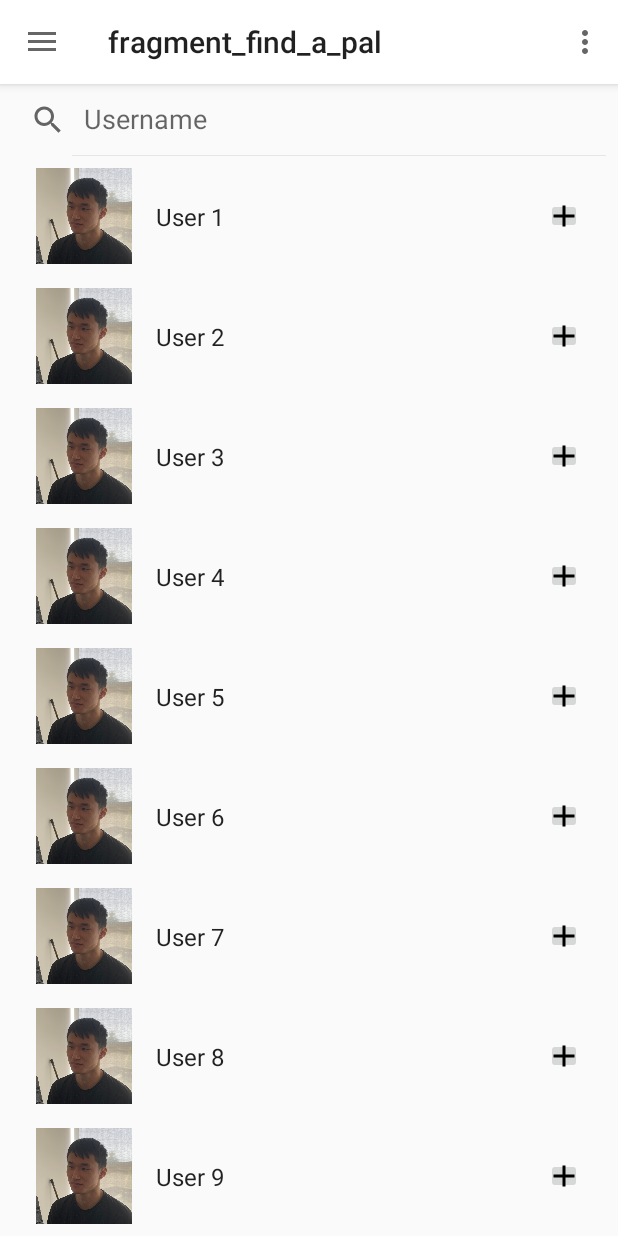
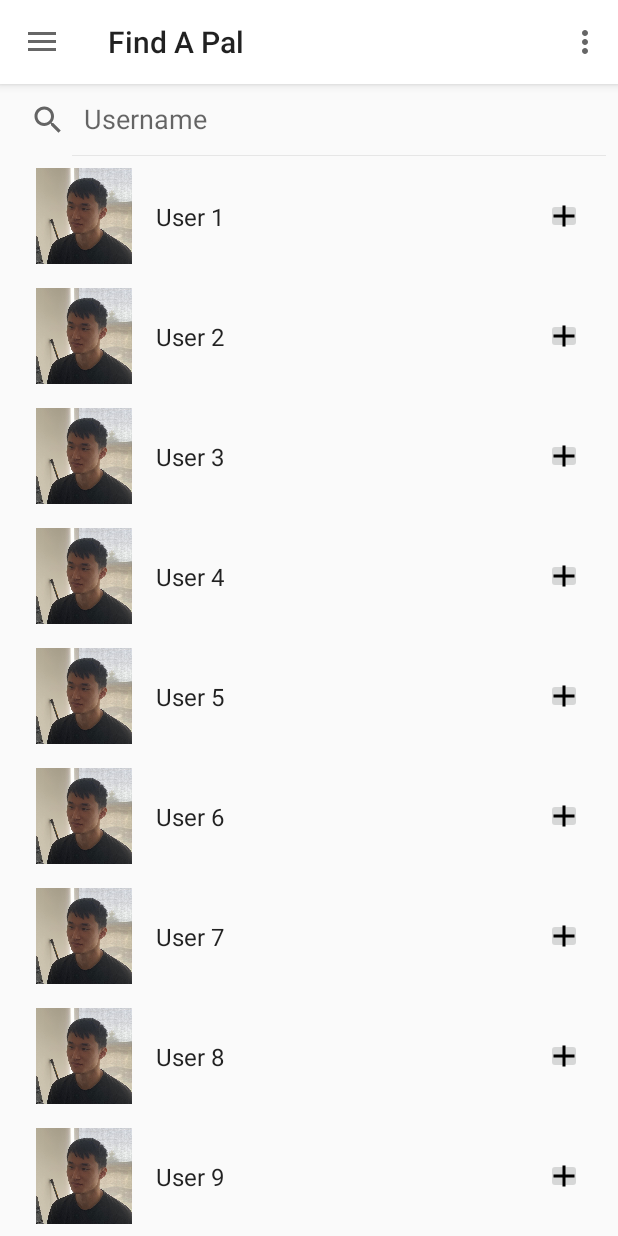
Before and after one commit to stephchi0/pack-pals, an Android app: the NavigationDrawerViewActivity screen opened directly, with no data from a screen before it, in the side drawer, after a tap on "Find A Pal", on a phone screen of 412 x 824 dp. Run offline under Robolectric (Android 15) with nearby library versions, the phone set to English and light mode, and no system bars; our stand-ins replace navigation-ui.

Commit message:
Changing Title

```diff
--- a/app/src/main/res/navigation/nav_graph.xml
+++ b/app/src/main/res/navigation/nav_graph.xml
@@ -71,6 +71,6 @@
     <fragment
         android:id="@+id/findAPalFragment"
         android:name="com.example.packpals.views.findapal.FindAPalFragment"
-        android:label="fragment_find_a_pal"
+        android:label="@string/FindAPal"
         tools:layout="@layout/fragment_find_a_pal" />
 </navigation>
```
